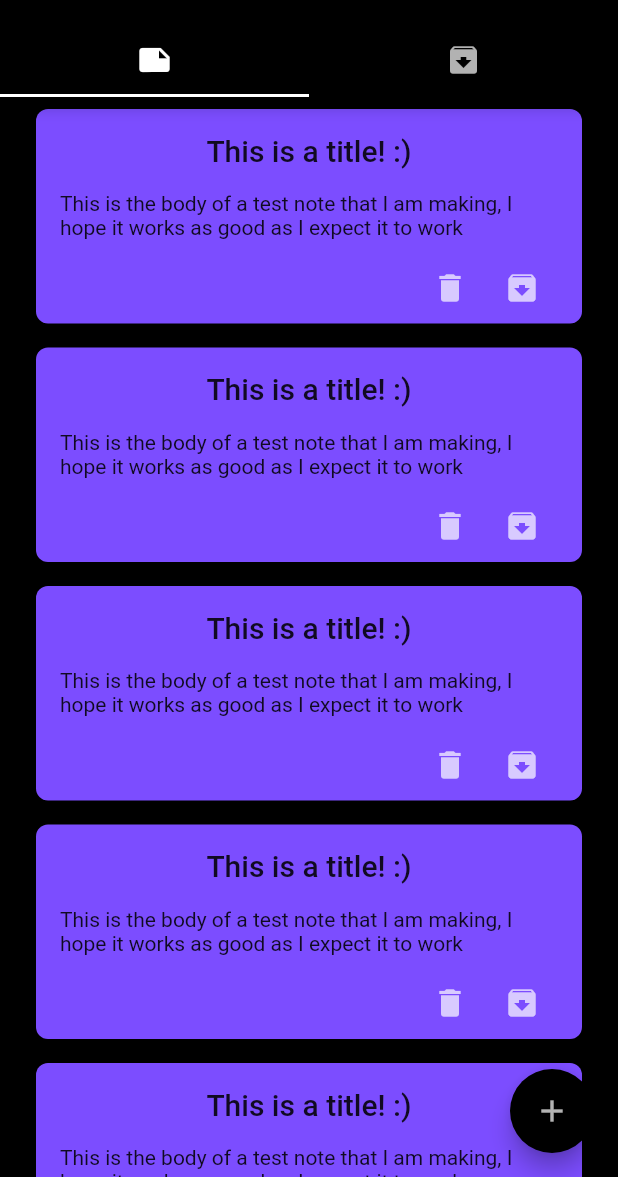
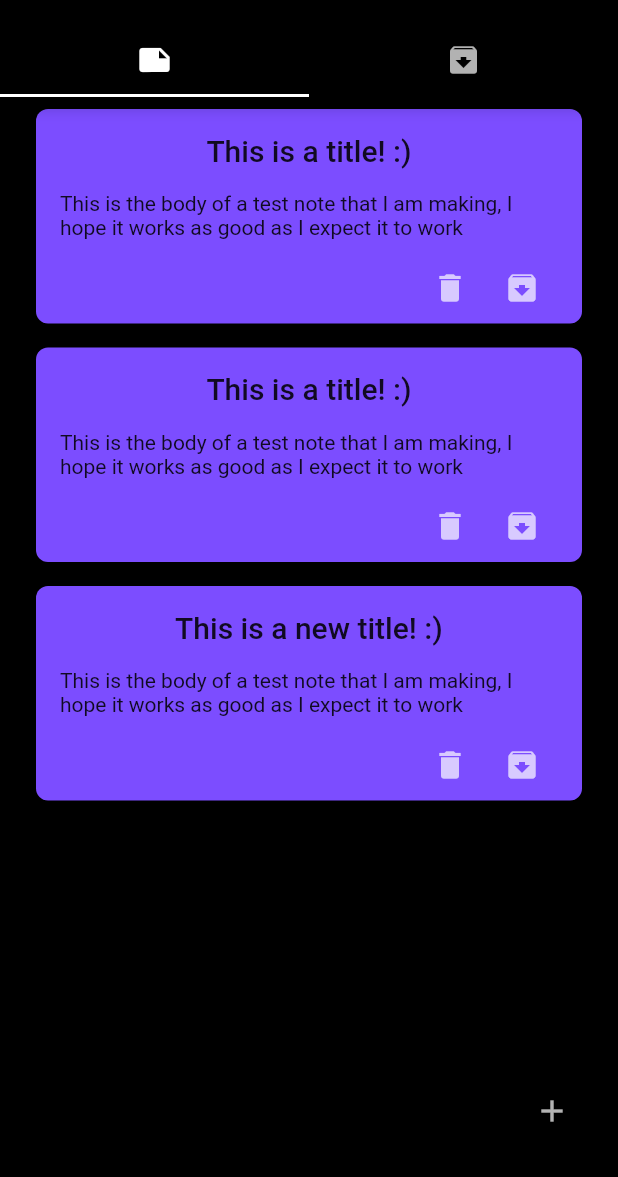
Before and after one commit to leopepe97/NoteTaker3000, a Flutter app: the screen it shows after launch, after a tap on the "add" icon, on a phone screen of 412 x 824 dp, the part 59-1236 px from its top. Run offline on Flutter 3.47's test engine with Material 2 defaults, Android fonts, the phone set to English and light mode, and no system bars.

Commit message:
[IMP] Added NotesModel using Provider to share data between views

```diff
--- a/lib/model/note.dart
+++ b/lib/model/note.dart
@@ -5,7 +5,8 @@ class Note {
   final String title;
   final String body;
   final Color color;
+  bool isArchived;
 
-  Note({this.title, this.body, this.color});
+  Note({this.title, this.body, this.color, this.isArchived = false});
 
 }
--- /dev/null
+++ b/lib/model/notes_model.dart
@@ -0,0 +1,58 @@
+import 'dart:collection';
+
+import 'package:flutter/foundation.dart';
+import 'package:flutter/material.dart';
+import 'package:note_taker_3000/model/note.dart';
+
+class NotesModel extends ChangeNotifier {
+  final _noteList = [
+    Note(
+      title: 'This is a title! :)',
+      body:
+          'This is the body of a test note that I am making, I hope it works as good as I expect it to work',
+      color: Colors.deepPurpleAccent,
+    ),
+    Note(
+      title: 'This is a title! :)',
+      body:
+          'This is the body of a test note that I am making, I hope it works as good as I expect it to work',
+      color: Colors.deepPurpleAccent,
+    ),
+  ];
+
+  final _archivedList = [
+    Note(
+      title: 'This is an archived title! :)',
+      body:
+          'This is the body of a test note that I am making, I hope it works as good as I expect it to work',
+      color: Colors.deepPurpleAccent,
+      isArchived: true,
+    ),
+  ];
+
+  UnmodifiableListView<Note> get noteList => UnmodifiableListView(_noteList);
+  UnmodifiableListView<Note> get archivedList =>
+      UnmodifiableListView(_archivedList);
+
+  void addNote(Note newNote) {
+    _noteList.add(newNote);
+    notifyListeners();
+  }
+
+  void deleteNote(int index) {
+    _noteList.removeAt(index);
+    notifyListeners();
+  }
+
+  void deleteArchivedNote(int index) {
+    _archivedList.removeAt(index);
+    notifyListeners();
+  }
+
+  void archiveNote(int index) {
+    _noteList.elementAt(index).isArchived = true;
+    _archivedList.add(_noteList.elementAt(index));
+    _noteList.removeAt(index);
+    notifyListeners();
+  }
+}
--- a/lib/ui/home_route.dart
+++ b/lib/ui/home_route.dart
@@ -1,6 +1,8 @@
 import 'package:flutter/material.dart';
+import 'package:note_taker_3000/model/notes_model.dart';
 import 'package:note_taker_3000/ui/archive_list.dart';
 import 'package:note_taker_3000/ui/note_list.dart';
+import 'package:provider/provider.dart';
 
 class HomeRoute extends StatefulWidget {
   @override
@@ -31,8 +33,11 @@ class _HomeRouteState extends State<HomeRoute> {
             tabs: _tabIconList,
           ),
         ),
-        body: TabBarView(
-          children: _tabViewList,
+        body: ChangeNotifierProvider(
+          create: (context) => NotesModel(),
+          child: TabBarView(
+            children: _tabViewList,
+          ),
         ),
       ),
     );
--- a/lib/ui/note_list.dart
+++ b/lib/ui/note_list.dart
@@ -1,6 +1,8 @@
 import 'package:flutter/material.dart';
 import 'package:note_taker_3000/model/note.dart';
+import 'package:note_taker_3000/model/notes_model.dart';
 import 'package:note_taker_3000/ui/note_widget.dart';
+import 'package:provider/provider.dart';
 
 class NoteList extends StatefulWidget {
   @override
@@ -13,15 +15,19 @@ class _NoteListState extends State<NoteList> {
     return Scaffold(
       body: Container(
         color: Colors.black,
-        child: ListView.builder(
+        child: Consumer<NotesModel>(
+          builder: (context, notesModel, child) {
+            return ListView.builder(
               itemBuilder: (context, index) {
                 return NoteWidget(
-              note: noteList.elementAt(index),
-              onArchivePressed: () => {},
-              onDeletePressed: () => {},
+                  note: notesModel.noteList.elementAt(index),
+                  onArchivePressed: () => notesModel.archiveNote(index),
+                  onDeletePressed: () => notesModel.deleteNote(index),
                 );
               },
-          itemCount: noteList.length,
+              itemCount: notesModel.noteList.length,
+            );
+          },
         ),
       ),
       floatingActionButton: FloatingActionButton(
@@ -30,49 +36,19 @@ class _NoteListState extends State<NoteList> {
           Icons.add,
           color: Colors.white70,
         ),
-        onPressed: () => setState(() {
-          noteList.add(
+        onPressed: () {
+          setState(() {
+            Provider.of<NotesModel>(context, listen: false).addNote(
               Note(
-              title: 'This is a title! :)',
-              body: 'This is the body of a test note that I am making, I hope it works as good as I expect it to work',
+                title: 'This is a new title! :)',
+                body:
+                    'This is the body of a test note that I am making, I hope it works as good as I expect it to work',
                 color: Colors.deepPurpleAccent,
               ),
             );
-        })
+          });
+        },
       ),
     );
   }
-
-  final noteList = [
-    Note(
-      title: 'This is a title! :)',
-      body: 'This is the body of a test note that I am making, I hope it works as good as I expect it to work',
-      color: Colors.deepPurpleAccent,
-    ),
-    Note(
-      title: 'This is a title! :)',
-      body: 'This is the body of a test note that I am making, I hope it works as good as I expect it to work',
-      color: Colors.deepPurpleAccent,
-    ),
-    Note(
-      title: 'This is a title! :)',
-      body: 'This is the body of a test note that I am making, I hope it works as good as I expect it to work',
-      color: Colors.deepPurpleAccent,
-    ),
-    Note(
-      title: 'This is a title! :)',
-      body: 'This is the body of a test note that I am making, I hope it works as good as I expect it to work',
-      color: Colors.deepPurpleAccent,
-    ),
-    Note(
-      title: 'This is a title! :)',
-      body: 'This is the body of a test note that I am making, I hope it works as good as I expect it to work',
-      color: Colors.deepPurpleAccent,
-    ),
-    Note(
-      title: 'This is a title! :)',
-      body: 'This is the body of a test note that I am making, I hope it works as good as I expect it to work',
-      color: Colors.deepPurpleAccent,
-    ),
-  ];
 }
```
Lines whose indentation alone changed are shown as unchanged.
